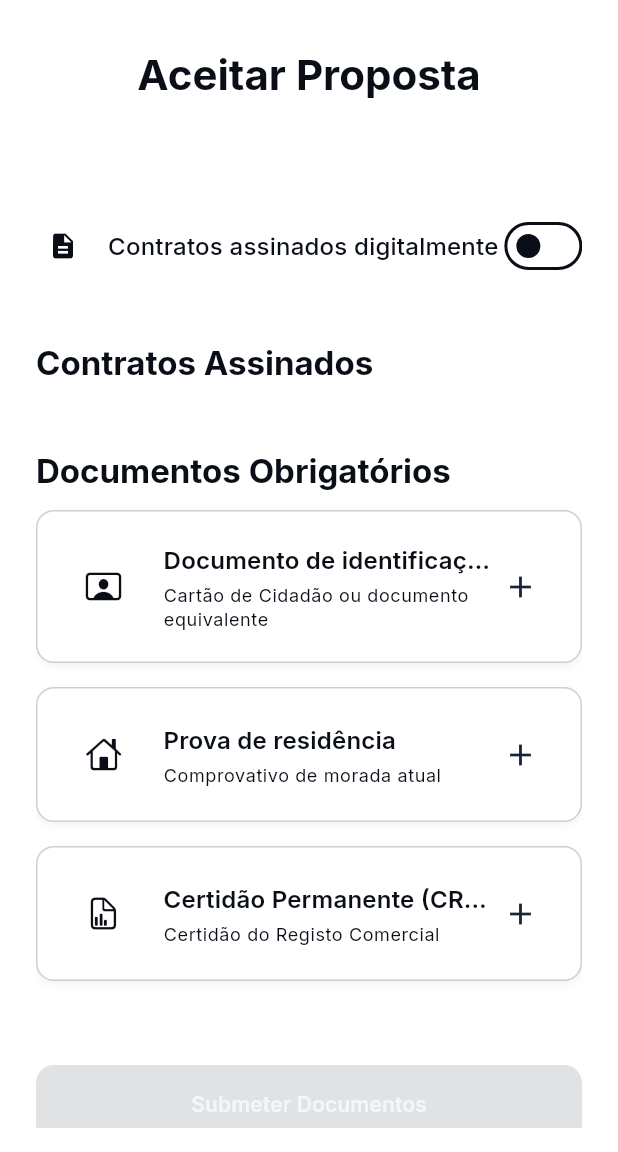
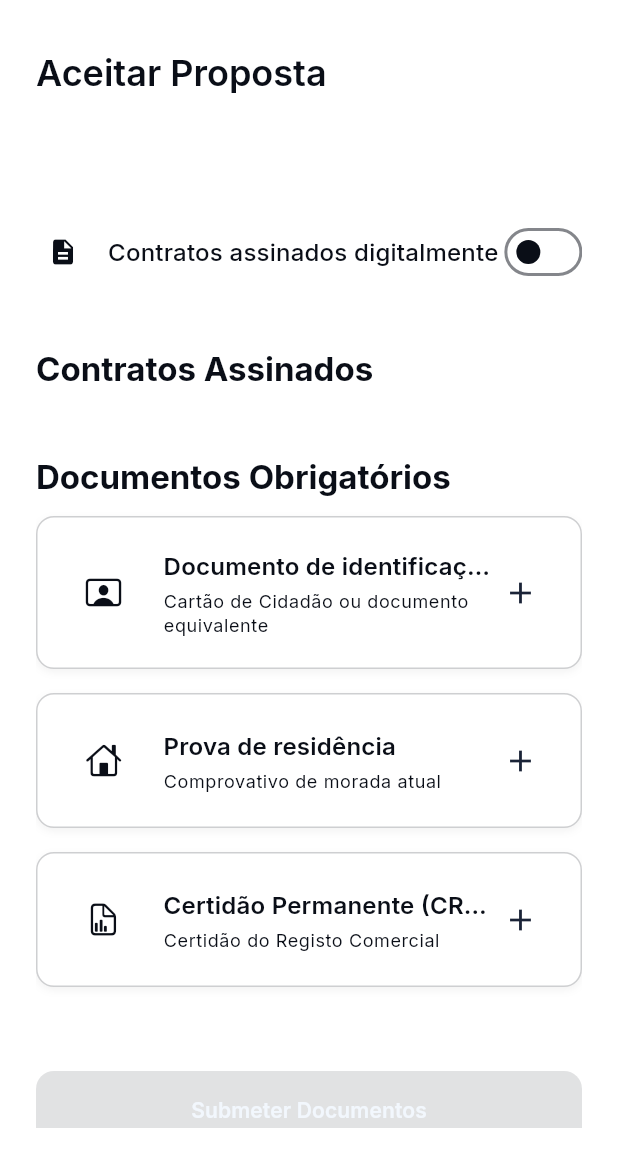
Before and after one commit to rodrigocastrolima/twogetherapp, a Flutter app: the SubmitProposalDocumentsPage screen opened directly with empty values, on a phone screen of 412 x 824 dp, the part 84-1236 px from its top. Run offline on Flutter 3.47's test engine with Material 3 defaults, Android fonts, the phone set to English and light mode, and no system bars; our stand-ins replace cached_network_image, carousel_slider, cloud_firestore, cloud_functions, equatable, file_picker and 21 more; missing offline and left inert: dart:html, file_saver, flutter_pdfview, flutter_web_auth_2; accounts and stored records are empty; network calls fail; project files that could hold a hidden picture were left out.

Commit message:
formating fixes

```diff
--- a/lib/features/chat/presentation/pages/chat_page.dart
+++ b/lib/features/chat/presentation/pages/chat_page.dart
@@ -319,7 +319,7 @@ class ChatPageState extends ConsumerState<ChatPage> {
     final isOnline = _isBusinessHours();
 
     return Scaffold(
-      backgroundColor: isDark ? theme.colorScheme.surface : Colors.transparent,
+      backgroundColor: theme.scaffoldBackgroundColor,
       appBar:
           widget.showAppBar
               ? AppBar(
--- a/lib/features/opportunity/presentation/pages/admin_opportunity_page.dart
+++ b/lib/features/opportunity/presentation/pages/admin_opportunity_page.dart
@@ -391,7 +391,7 @@ class _OpportunityVerificationPageState
     // --- End Salesforce Refresh Button Visibility Logic --- //
 
     return Scaffold(
-      backgroundColor: colorScheme.surface,
+      backgroundColor: theme.scaffoldBackgroundColor,
       appBar: null,
       body: SafeArea(
         bottom: false,
--- a/lib/presentation/screens/clients/submit_proposal_documents_page.dart
+++ b/lib/presentation/screens/clients/submit_proposal_documents_page.dart
@@ -411,6 +411,7 @@ class _SubmitProposalDocumentsPageState
       // Conditionally show AppBar
       appBar: _isLoading ? null : AppBar(
         backgroundColor: Colors.transparent,
+        surfaceTintColor: Colors.transparent,
         elevation: 0,
         leading: IconButton(
           icon: Icon(
@@ -438,21 +439,25 @@ class _SubmitProposalDocumentsPageState
                       Padding(
                         padding: const EdgeInsets.only(top: 16, bottom: 24),
                         child: Column(
-                          crossAxisAlignment: CrossAxisAlignment.center,
+                          crossAxisAlignment: CrossAxisAlignment.start,
                           children: [
+                            // Title on the left
                             Text(
                               'Aceitar Proposta',
-                              style: theme.textTheme.headlineMedium?.copyWith(
-                                fontWeight: FontWeight.bold,
+                              style: theme.textTheme.headlineSmall?.copyWith(
+                                fontWeight: FontWeight.w600,
                                 color: theme.colorScheme.onSurface,
                               ),
                             ),
-                            const SizedBox(height: 8),
-                            Text(
-                              widget.proposalName,
-                              style: theme.textTheme.bodyLarge?.copyWith(
-                                color: theme.colorScheme.onSurfaceVariant,
-                                fontWeight: FontWeight.w500,
+                            const SizedBox(height: 16),
+                            // Proposal name centered
+                            Center(
+                              child: Text(
+                                widget.proposalName,
+                                style: theme.textTheme.bodyLarge?.copyWith(
+                                  color: theme.colorScheme.onSurfaceVariant,
+                                  fontWeight: FontWeight.w500,
+                                ),
                               ),
                             ),
                           ],
@@ -508,6 +513,13 @@ class _SubmitProposalDocumentsPageState
                                         });
                                       },
                                       activeColor: theme.colorScheme.primary,
+                                      inactiveThumbColor: theme.colorScheme.outline,
+                                      trackOutlineColor: WidgetStateProperty.resolveWith((states) {
+                                        if (states.contains(WidgetState.selected)) {
+                                          return theme.colorScheme.primary;
+                                        }
+                                        return theme.colorScheme.outline.withAlpha((255 * 0.5).round());
+                                      }),
                                     ),
                                   ],
                                 ),
--- a/lib/presentation/widgets/onboarding/app_tutorial_screen.dart
+++ b/lib/presentation/widgets/onboarding/app_tutorial_screen.dart
@@ -119,7 +119,7 @@ class AppTutorialScreen extends StatelessWidget {
         bottom: 40.0,
       ), // Padding around/below body, added bottom
       // Use theme background color
-      pageColor: theme.colorScheme.surface,
+      pageColor: theme.scaffoldBackgroundColor,
       // Ensure full screen usage
       fullScreen: true,
       // Reset flex factors, use padding instead
@@ -151,7 +151,7 @@ class AppTutorialScreen extends StatelessWidget {
         right: 16.0,
         bottom: 120.0,
       ),
-      pageColor: theme.colorScheme.surface,
+      pageColor: theme.scaffoldBackgroundColor,
       fullScreen: true,
     );
 
@@ -263,7 +263,7 @@ class AppTutorialScreen extends StatelessWidget {
         ),
       ),
       // Set global background color for the whole intro screen
-      globalBackgroundColor: theme.colorScheme.surface,
+      globalBackgroundColor: theme.scaffoldBackgroundColor,
     );
   }
 }
```
Also changed, not shown: lib/features/settings/presentation/pages/settings_page.dart (+7 -2 lines).
